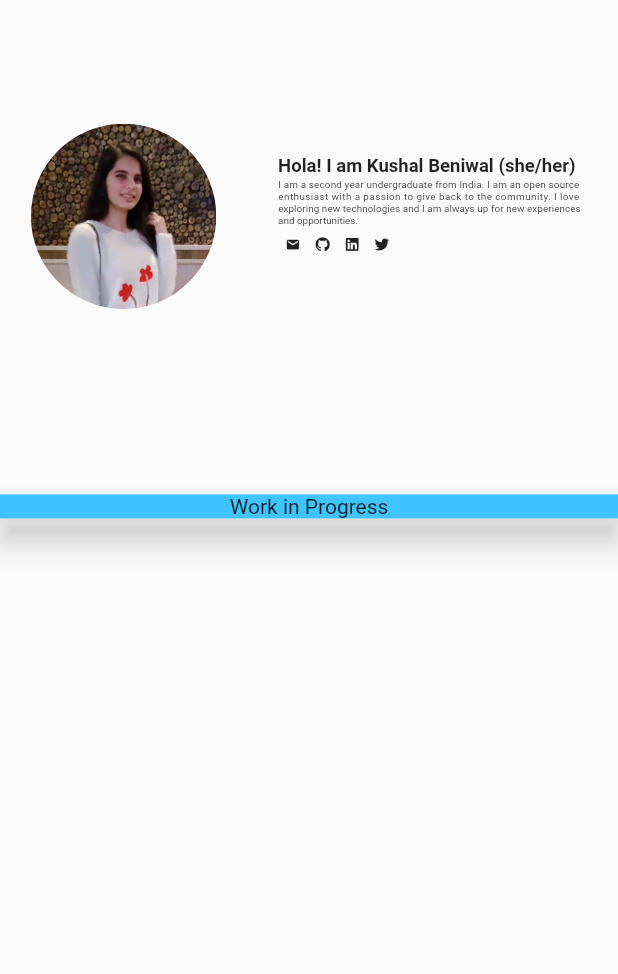
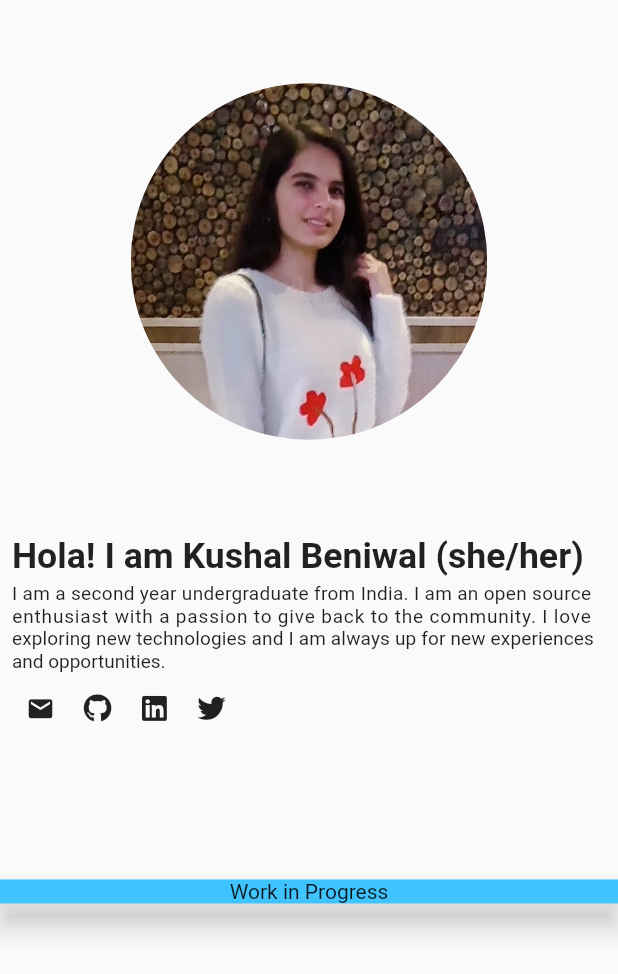
Before and after one commit to KushalBeniwal/my_portfolio, a Flutter app: the screen it shows after launch, on a phone screen of 412 x 824 dp. Shown: the top 974 px of the screen. Run offline on Flutter 3.47's test engine with Material 2 defaults, Android fonts, the phone set to English and light mode, and no system bars; our stand-ins replace font_awesome_flutter, google_fonts.

Commit message:
handle less width

```diff
--- a/lib/about_me.dart
+++ b/lib/about_me.dart
@@ -17,13 +17,20 @@ class _AboutMeState extends State<AboutMe> {
     double _width = MediaQuery.of(context).size.width;
     return Container(
       height: 600,
-      margin: EdgeInsets.only(top: 200, left: 50, right: 50),
-      child: Row(
+      margin: EdgeInsets.only(top: (_width > 1000) ? 200 : 70, left: (_width > 600) ? 50 : 10, right: (_width > 600) ? 50 : 10, bottom: (_width > 1000) ? 0 : 70),
+      child: (_width > 1000) ? Row(
         mainAxisAlignment: MainAxisAlignment.center,
         crossAxisAlignment: CrossAxisAlignment.start,
         children: <Widget>[
           Avatar(),
           Padding(padding: EdgeInsets.all((_width > 1200) ? 150 : 50)),
+          Info(),
+        ],
+      ) :
+      Column(
+        children: <Widget>[
+          Avatar(),
+          Padding(padding: EdgeInsets.all(15)),
           Info(),
         ],
       ),
```
